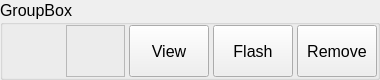
The window that Apps/LedRemoteControl/ledgadgetclientwidget.ui (successbyfailure/libreLeds) describes before a commit, drawn with Qt 5.
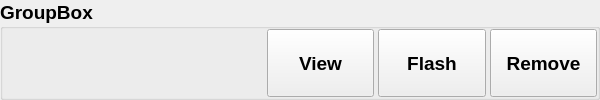
The same window after the commit. Custom widgets are drawn as their Qt base class.

Diff of the .ui file:
```diff
--- a/Apps/LedRemoteControl/ledgadgetclientwidget.ui
+++ b/Apps/LedRemoteControl/ledgadgetclientwidget.ui
@@ -6,8 +6,8 @@
    <rect>
     <x>0</x>
     <y>0</y>
-    <width>380</width>
-    <height>80</height>
+    <width>600</width>
+    <height>100</height>
    </rect>
   </property>
   <property name="sizePolicy">
@@ -18,14 +18,14 @@
   </property>
   <property name="minimumSize">
    <size>
-    <width>380</width>
-    <height>80</height>
+    <width>450</width>
+    <height>100</height>
    </size>
   </property>
   <property name="maximumSize">
    <size>
-    <width>500</width>
-    <height>100</height>
+    <width>600</width>
+    <height>200</height>
    </size>
   </property>
   <property name="sizeIncrement">
@@ -36,7 +36,9 @@
   </property>
   <property name="font">
    <font>
-    <pointsize>12</pointsize>
+    <pointsize>14</pointsize>
+    <weight>75</weight>
+    <bold>true</bold>
    </font>
   </property>
   <property name="windowTitle">
@@ -64,15 +66,15 @@
    <item>
     <widget class="gWidgetTxRx" name="txWidget" native="true">
      <property name="sizePolicy">
-      <sizepolicy hsizetype="Preferred" vsizetype="Preferred">
+      <sizepolicy hsizetype="MinimumExpanding" vsizetype="MinimumExpanding">
        <horstretch>1</horstretch>
        <verstretch>1</verstretch>
       </sizepolicy>
      </property>
      <property name="minimumSize">
       <size>
-       <width>32</width>
-       <height>32</height>
+       <width>64</width>
+       <height>64</height>
       </size>
      </property>
      <property name="maximumSize">
@@ -96,17 +98,17 @@
     </widget>
    </item>
    <item>
-    <widget class="QFrame" name="iconFrame">
+    <widget class="QLabel" name="labelHwType">
      <property name="sizePolicy">
-      <sizepolicy hsizetype="Preferred" vsizetype="Preferred">
+      <sizepolicy hsizetype="MinimumExpanding" vsizetype="MinimumExpanding">
        <horstretch>1</horstretch>
        <verstretch>1</verstretch>
       </sizepolicy>
      </property>
      <property name="minimumSize">
       <size>
-       <width>32</width>
-       <height>32</height>
+       <width>64</width>
+       <height>64</height>
       </size>
      </property>
      <property name="maximumSize">
@@ -127,18 +129,15 @@
        <height>32</height>
       </size>
      </property>
-     <property name="frameShape">
-      <enum>QFrame::StyledPanel</enum>
-     </property>
-     <property name="frameShadow">
-      <enum>QFrame::Raised</enum>
+     <property name="text">
+      <string/>
      </property>
     </widget>
    </item>
    <item>
     <widget class="QPushButton" name="btnView">
      <property name="sizePolicy">
-      <sizepolicy hsizetype="Minimum" vsizetype="MinimumExpanding">
+      <sizepolicy hsizetype="Minimum" vsizetype="Expanding">
        <horstretch>0</horstretch>
        <verstretch>0</verstretch>
       </sizepolicy>
@@ -151,7 +150,7 @@
    <item>
     <widget class="QPushButton" name="btnFlash">
      <property name="sizePolicy">
-      <sizepolicy hsizetype="Minimum" vsizetype="MinimumExpanding">
+      <sizepolicy hsizetype="Minimum" vsizetype="Expanding">
        <horstretch>0</horstretch>
        <verstretch>0</verstretch>
       </sizepolicy>
@@ -164,7 +163,7 @@
    <item>
     <widget class="QPushButton" name="btnRemove">
      <property name="sizePolicy">
-      <sizepolicy hsizetype="Minimum" vsizetype="MinimumExpanding">
+      <sizepolicy hsizetype="Minimum" vsizetype="Expanding">
        <horstretch>0</horstretch>
        <verstretch>0</verstretch>
       </sizepolicy>
```
Left out of the diff: 8 changed lines with no effect on the pictures.
